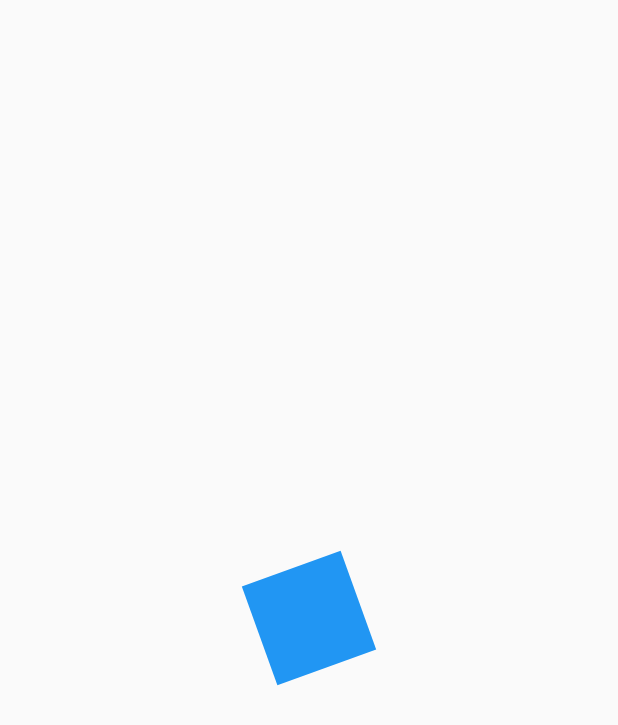
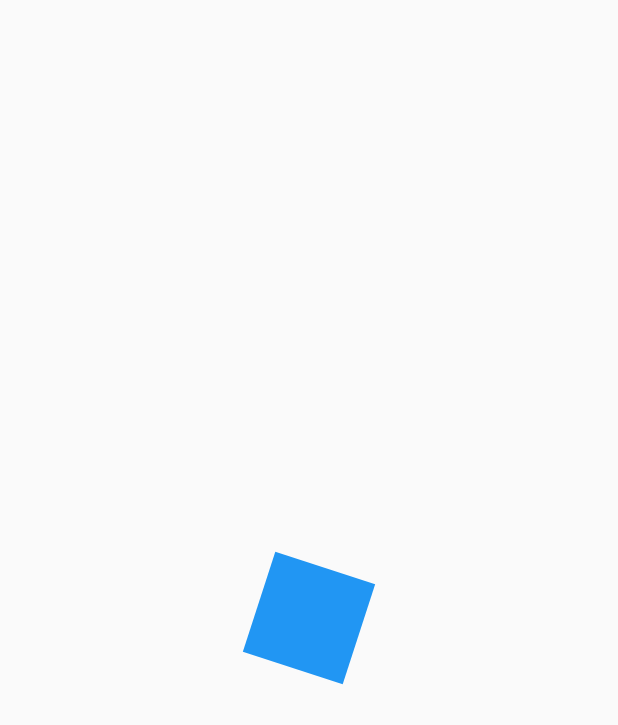
Before and after one commit to IDaMariusI/disenos_app, a Flutter app: the screen it shows after launch, on a phone screen of 412 x 824 dp. Shown: the top 725 px of the screen. Run offline on Flutter 3.47's test engine with Material 2 defaults, Android fonts, the phone set to English and light mode, and no system bars.

```diff
--- a/lib/src/pages/animations_page.dart
+++ b/lib/src/pages/animations_page.dart
@@ -33,11 +33,14 @@ class _AnimatedSquareState extends State<AnimatedSquare>
       vsync: this,
       duration: const Duration(milliseconds: 40000),
     );
-    rotation = Tween(begin: 0.0, end: 2 * Math.pi).animate(controller);
+
+    rotation = Tween(begin: 0.0, end: 2 * Math.pi).animate(
+      CurvedAnimation(parent: controller, curve: Curves.easeOut),
+    );
 
     controller.addListener(() {
       if (controller.status == AnimationStatus.completed) {
-        controller.reverse();
+        controller.reset();
       }
     });
 
```
